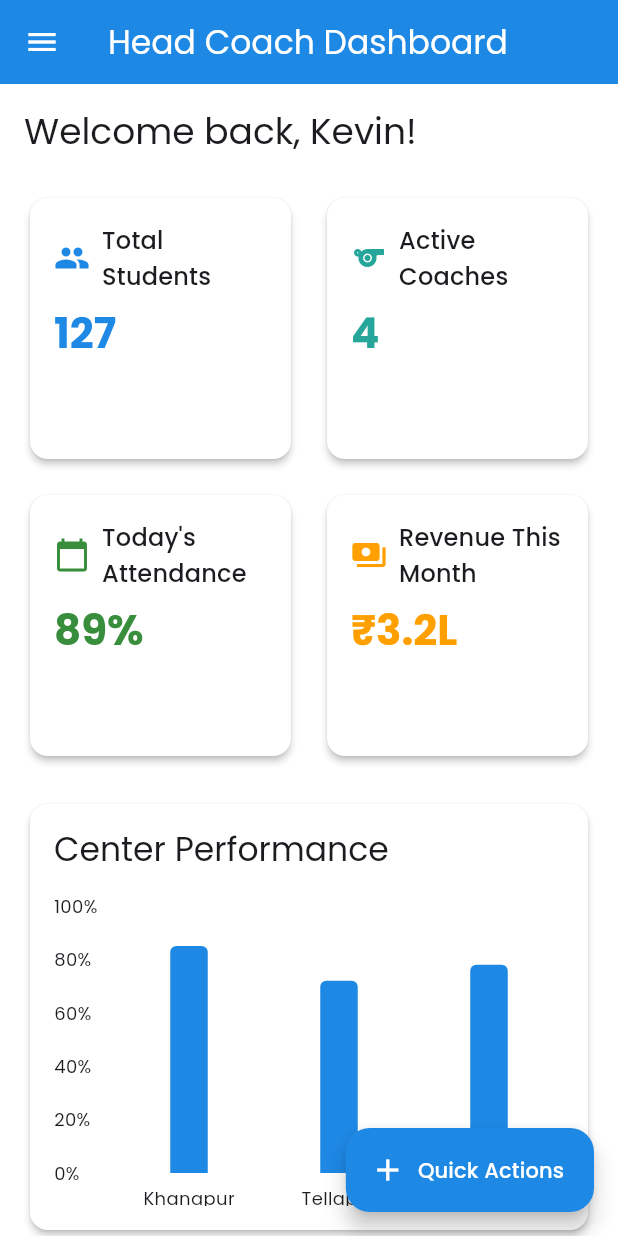
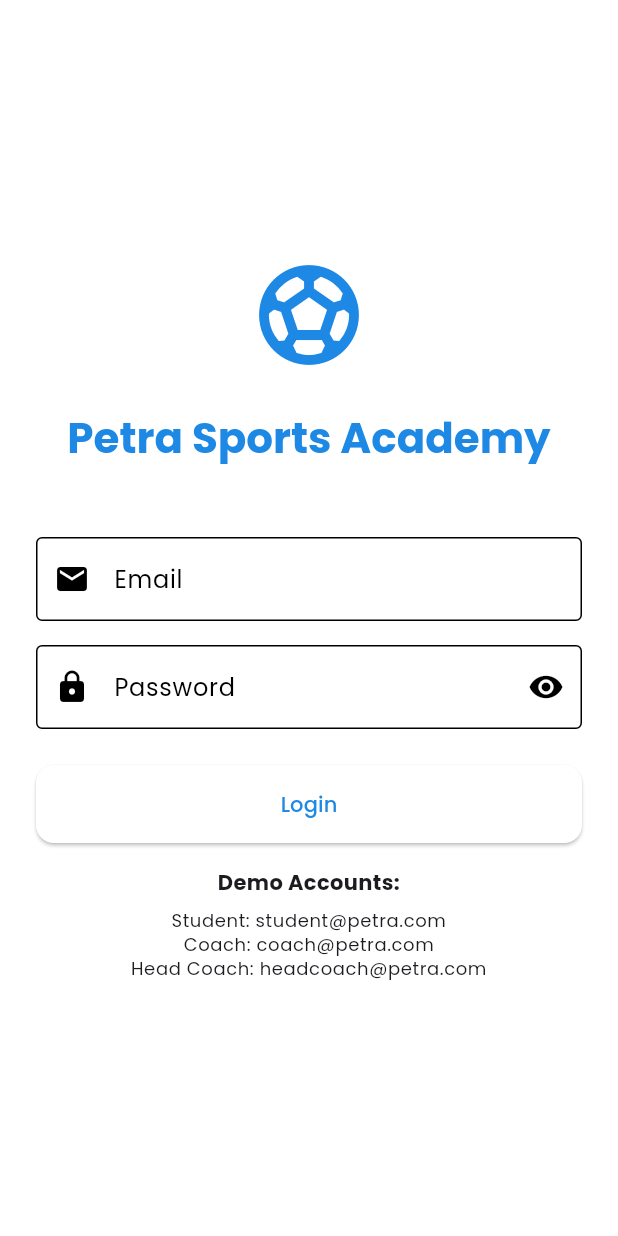
Before and after one commit to pixelPanda123/football-coach-app, a Flutter app: the screen it shows after launch, on a phone screen of 412 x 824 dp. Run offline on Flutter 3.47's test engine with Material 3 defaults, Android fonts, the phone set to English and light mode, and no system bars; drawn by our look-alikes of fl_chart; our stand-ins replace google_fonts; missing offline and left inert: shared_preferences.dart; accounts and stored records are empty.

Commit message:
Implement authentication and user management features

```diff
--- a/petra_coach_app/lib/main.dart
+++ b/petra_coach_app/lib/main.dart
@@ -1,10 +1,8 @@
 import 'package:flutter/material.dart';
 import 'package:provider/provider.dart';
 import 'constants/theme.dart';
-import 'models/user_model.dart';
-import 'screens/student/student_dashboard.dart';
-import 'screens/coach/coach_dashboard.dart';
-import 'screens/head_coach/head_coach_dashboard.dart';
+import 'screens/auth/splash_screen.dart';
+import 'services/auth_service.dart';
 
 void main() {
   runApp(const MyApp());
@@ -15,41 +13,15 @@ class MyApp extends StatelessWidget {
 
   @override
   Widget build(BuildContext context) {
-    return MaterialApp(
-      title: 'Petra Sports Academy',
-      theme: AppTheme.lightTheme,
-      home: const AuthWrapper(),
+    return MultiProvider(
+      providers: [
+        ChangeNotifierProvider(create: (_) => AuthService()),
+      ],
+      child: MaterialApp(
+        title: 'Petra Coach App',
+        theme: AppTheme.lightTheme,
+        home: const SplashScreen(),
+      ),
     );
   }
 }
-
-// TODO: Replace this with actual authentication
-class AuthWrapper extends StatelessWidget {
-  const AuthWrapper({super.key});
-
-  @override
-  Widget build(BuildContext context) {
-    // Simulating a logged-in user for demonstration
-    // In reality, this would come from your authentication service
-    final user = UserModel(
-      id: '1',
-      name: 'Kevin',
-      email: 'kevin@petrasports.com',
-      role: UserRole.headCoach,
-      centerId: 'khanapur',
-    );
-
-    return _buildDashboardForRole(user);
-  }
-
-  Widget _buildDashboardForRole(UserModel user) {
-    switch (user.role) {
-      case UserRole.student:
-        return StudentDashboard(user: user);
-      case UserRole.coach:
-        return CoachDashboard(user: user);
-      case UserRole.headCoach:
-        return HeadCoachDashboard(user: user);
-    }
-  }
-}
--- /dev/null
+++ b/petra_coach_app/lib/screens/auth/login_screen.dart
@@ -0,0 +1,193 @@
+import 'package:flutter/material.dart';
+import 'package:provider/provider.dart';
+import '../../constants/theme.dart';
+import '../../services/auth_service.dart';
+import '../coach/coach_dashboard.dart';
+import '../head_coach/head_coach_dashboard.dart';
+import '../student/student_dashboard.dart';
+
+class LoginScreen extends StatefulWidget {
+  const LoginScreen({Key? key}) : super(key: key);
+
+  @override
+  State<LoginScreen> createState() => _LoginScreenState();
+}
+
+class _LoginScreenState extends State<LoginScreen> {
+  final _formKey = GlobalKey<FormState>();
+  final _emailController = TextEditingController();
+  final _passwordController = TextEditingController();
+  bool _isPasswordVisible = false;
+
+  @override
+  void dispose() {
+    _emailController.dispose();
+    _passwordController.dispose();
+    super.dispose();
+  }
+
+  void _handleLogin() async {
+    if (_formKey.currentState!.validate()) {
+      final authService = context.read<AuthService>();
+      final success = await authService.login(
+        _emailController.text,
+        _passwordController.text,
+      );
+
+      if (!mounted) return;
+
+      if (success) {
+        final user = authService.currentUser;
+        if (user == null) return;
+
+        Navigator.of(context).pushReplacement(
+          MaterialPageRoute(
+            builder: (context) {
+              if (user.isStudent) {
+                return StudentDashboard(user: user);
+              } else if (user.isCoach) {
+                return CoachDashboard(user: user);
+              } else {
+                return HeadCoachDashboard(user: user);
+              }
+            },
+          ),
+        );
+      } else {
+        ScaffoldMessenger.of(context).showSnackBar(
+          const SnackBar(
+            content: Text('Invalid credentials'),
+            backgroundColor: AppTheme.errorColor,
+          ),
+        );
+      }
+    }
+  }
+
+  @override
+  Widget build(BuildContext context) {
+    final isLoading = context.watch<AuthService>().isLoading;
+
+    return Scaffold(
+      body: Center(
+        child: SingleChildScrollView(
+          padding: const EdgeInsets.all(24),
+          child: Form(
+            key: _formKey,
+            child: Column(
+              mainAxisAlignment: MainAxisAlignment.center,
+              crossAxisAlignment: CrossAxisAlignment.stretch,
+              children: [
+                // Logo and Title
+                Icon(
+                  Icons.sports_soccer,
+                  size: 80,
+                  color: AppTheme.primaryColor,
+                ),
+                const SizedBox(height: 24),
+                Text(
+                  'Petra Sports Academy',
+                  style: Theme.of(context).textTheme.headlineMedium?.copyWith(
+                    color: AppTheme.primaryColor,
+                    fontWeight: FontWeight.bold,
+                  ),
+                  textAlign: TextAlign.center,
+                ),
+                const SizedBox(height: 48),
+
+                // Email Field
+                TextFormField(
+                  controller: _emailController,
+                  keyboardType: TextInputType.emailAddress,
+                  decoration: const InputDecoration(
+                    labelText: 'Email',
+                    hintText: 'Enter your email',
+                    prefixIcon: Icon(Icons.email),
+                    border: OutlineInputBorder(),
+                  ),
+                  validator: (value) {
+                    if (value == null || value.isEmpty) {
+                      return 'Please enter your email';
+                    }
+                    if (!value.contains('@')) {
+                      return 'Please enter a valid email';
+                    }
+                    return null;
+                  },
+                ),
+                const SizedBox(height: 16),
+
+                // Password Field
+                TextFormField(
+                  controller: _passwordController,
+                  obscureText: !_isPasswordVisible,
+                  decoration: InputDecoration(
+                    labelText: 'Password',
+                    hintText: 'Enter your password',
+                    prefixIcon: const Icon(Icons.lock),
+                    border: const OutlineInputBorder(),
+                    suffixIcon: IconButton(
+                      icon: Icon(
+                        _isPasswordVisible
+                            ? Icons.visibility_off
+                            : Icons.visibility,
+                      ),
+                      onPressed: () {
+                        setState(() {
+                          _isPasswordVisible = !_isPasswordVisible;
+                        });
+                      },
+                    ),
+                  ),
+                  validator: (value) {
+                    if (value == null || value.isEmpty) {
+                      return 'Please enter your password';
+                    }
+                    if (value.length < 6) {
+                      return 'Password must be at least 6 characters';
+                    }
+                    return null;
+                  },
+                ),
+                const SizedBox(height: 24),
+
+                // Login Button
+                ElevatedButton(
+                  onPressed: isLoading ? null : _handleLogin,
+                  style: ElevatedButton.styleFrom(
+                    padding: const EdgeInsets.symmetric(vertical: 16),
+                  ),
+                  child: isLoading
+                      ? const SizedBox(
+                          height: 20,
+                          width: 20,
+                          child: CircularProgressIndicator(
+                            strokeWidth: 2,
+                          ),
+                        )
+                      : const Text('Login'),
+                ),
+                const SizedBox(height: 16),
+
+                // Demo Accounts
+                const Text(
+                  'Demo Accounts:',
+                  style: TextStyle(fontWeight: FontWeight.bold),
+                  textAlign: TextAlign.center,
+                ),
+                const SizedBox(height: 8),
+                Text(
+                  'Student: student@petra.com\n'
+                  'Coach: coach@petra.com\n'
+                  'Head Coach: headcoach@petra.com',
+                  style: Theme.of(context).textTheme.bodySmall,
+                  textAlign: TextAlign.center,
+                ),
+              ],
+            ),
+          ),
+        ),
+      ),
+    );
+  }
+}
--- /dev/null
+++ b/petra_coach_app/lib/services/auth_service.dart
@@ -0,0 +1,99 @@
+import 'package:flutter/material.dart';
+import 'package:shared_preferences.dart';
+import '../models/user_model.dart';
+
+class AuthService extends ChangeNotifier {
+  UserModel? _currentUser;
+  bool _isLoading = false;
+
+  UserModel? get currentUser => _currentUser;
+  bool get isLoading => _isLoading;
+  bool get isAuthenticated => _currentUser != null;
+
+  Future<bool> login(String email, String password) async {
+    try {
+      _isLoading = true;
+      notifyListeners();
+
+      // TODO: Replace with actual API call
+      await Future.delayed(const Duration(seconds: 2)); // Simulate network delay
+
+      // Mock login - replace with actual authentication
+      if (email == 'student@petra.com') {
+        _currentUser = UserModel(
+          id: '1',
+          name: 'John Student',
+          email: email,
+          role: UserRole.student,
+          centerId: 'center1',
+        );
+      } else if (email == 'coach@petra.com') {
+        _currentUser = UserModel(
+          id: '2',
+          name: 'Jane Coach',
+          email: email,
+          role: UserRole.coach,
+          centerId: 'center1',
+        );
+      } else if (email == 'headcoach@petra.com') {
+        _currentUser = UserModel(
+          id: '3',
+          name: 'Kevin Head Coach',
+          email: email,
+          role: UserRole.headCoach,
+          centerId: 'all',
+        );
+      } else {
+        throw Exception('Invalid credentials');
+      }
+
+      // Save auth state
+      final prefs = await SharedPreferences.getInstance();
+      await prefs.setString('user_email', email);
+      await prefs.setString('user_role', _currentUser!.role.toString());
+
+      return true;
+    } catch (e) {
+      return false;
+    } finally {
+      _isLoading = false;
+      notifyListeners();
+    }
+  }
+
+  Future<void> logout() async {
+    _currentUser = null;
+    final prefs = await SharedPreferences.getInstance();
+    await prefs.clear();
+    notifyListeners();
+  }
+
+  Future<bool> checkAuthState() async {
+    final prefs = await SharedPreferences.getInstance();
+    final userEmail = prefs.getString('user_email');
+
+    if (userEmail != null) {
+      return login(userEmail, ''); // Re-authenticate with saved email
+    }
+    return false;
+  }
+
+  Future<bool> updateProfile(UserModel updatedUser) async {
+    try {
+      _isLoading = true;
+      notifyListeners();
+
+      // TODO: Replace with actual API call
+      await Future.delayed(const Duration(seconds: 1));
+
+      _currentUser = updatedUser;
+      notifyListeners();
+      return true;
+    } catch (e) {
+      return false;
+    } finally {
+      _isLoading = false;
+      notifyListeners();
+    }
+  }
+}
```
Also changed, not shown: petra_coach_app/lib/screens/auth/splash_screen.dart (added, +90 -0 lines), petra_coach_app/lib/screens/profile/profile_screen.dart (added, +265 -0 lines), petra_coach_app/lib/widgets/dashboard_scaffold.dart (+15 -1 lines), 1 other file.
